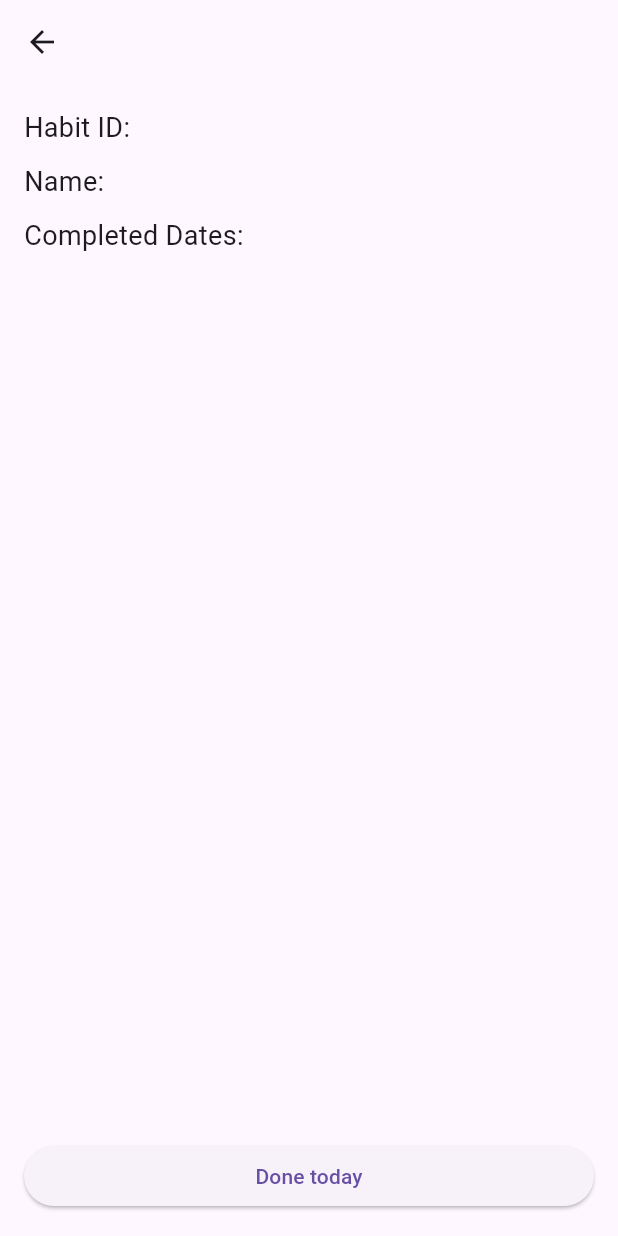
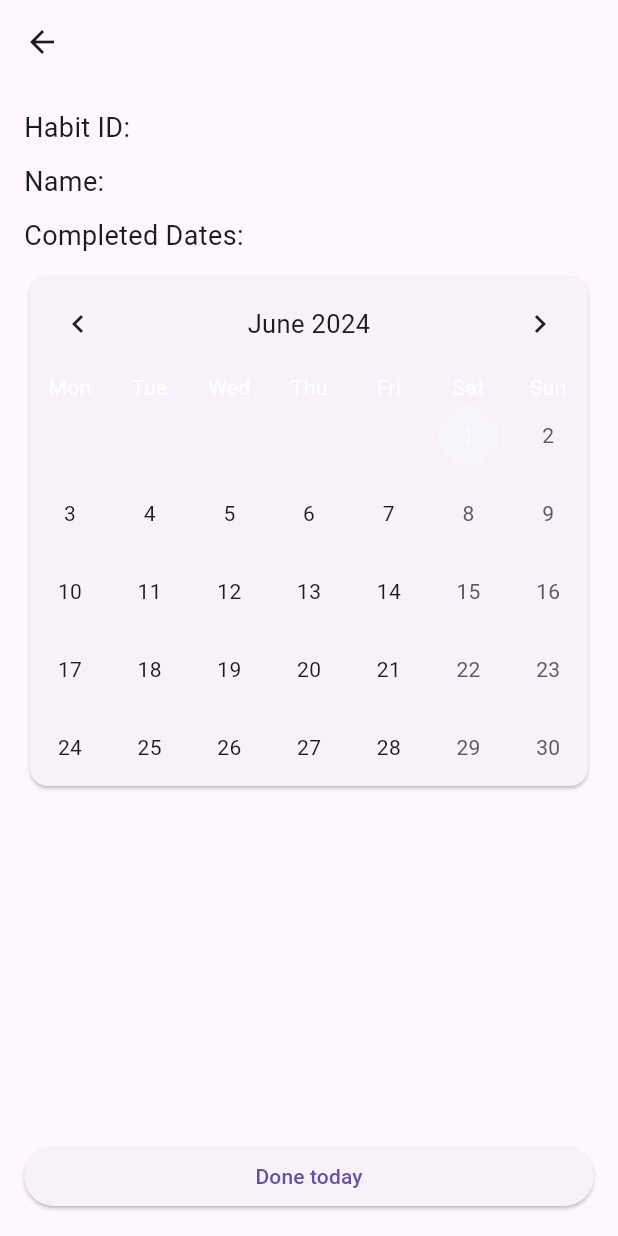
Before and after one commit to erik9876/HabitTracker-Flutter, a Flutter app: the HabitDetailScreen screen opened directly with empty values, on a phone screen of 412 x 824 dp. Run offline on Flutter 3.47's test engine with Material 3 defaults, Android fonts, the phone set to English and light mode, and no system bars; drawn by our look-alikes of table_calendar; our stand-ins replace shared_preferences; accounts and stored records are empty.

Commit message:
added calendar and sample dates

```diff
--- /dev/null
+++ b/lib/components/custom_calendar.dart
@@ -0,0 +1,106 @@
+import 'package:flutter/material.dart';
+import 'package:table_calendar/table_calendar.dart';
+import 'package:habit_tracker/data/models/habit.dart';
+
+class CustomCalendar extends StatefulWidget {
+  final Habit habit;
+
+  const CustomCalendar({super.key, required this.habit});
+
+  @override
+  State<CustomCalendar> createState() => _CustomCalendarState();
+}
+
+class _CustomCalendarState extends State<CustomCalendar> {
+  CalendarFormat _calendarFormat = CalendarFormat.month;
+  DateTime _focusedDay = DateTime.now();
+
+  @override
+  Widget build(BuildContext context) {
+    return TableCalendar(
+      firstDay: DateTime(2020, 1, 1),
+      lastDay: DateTime(2030, 12, 31),
+      focusedDay: _focusedDay,
+      calendarFormat: _calendarFormat,
+      startingDayOfWeek: StartingDayOfWeek.monday,
+      onFormatChanged: (format) {
+        setState(() {
+          _calendarFormat = format;
+        });
+      },
+      onPageChanged: (focusedDay) {
+        _focusedDay = focusedDay;
+      },
+      calendarStyle: const CalendarStyle(
+        outsideDaysVisible: false,
+      ),
+      headerStyle: const HeaderStyle(
+        formatButtonVisible: false,
+        titleCentered: true,
+      ),
+      daysOfWeekStyle: const DaysOfWeekStyle(
+        weekdayStyle: TextStyle(color: Colors.white),
+        weekendStyle: TextStyle(color: Colors.white),
+      ),
+      calendarBuilders: CalendarBuilders(
+        defaultBuilder: (context, date, focusedDay) {
+          bool isCompleted = widget.habit.completedDates.any(
+            (completedDate) => isSameDay(completedDate, date),
+          );
+
+          if (isCompleted) {
+            return Container(
+              margin: const EdgeInsets.all(6.0),
+              decoration: const BoxDecoration(
+                color: Colors.orange,
+                shape: BoxShape.circle,
+              ),
+              child: Center(
+                child: Text(
+                  '${date.day}',
+                  style: const TextStyle(color: Colors.white),
+                ),
+              ),
+            );
+          }
+          return null;
+        },
+        todayBuilder: (context, date, focusedDay) {
+          bool isCompleted = widget.habit.completedDates.any(
+            (completedDate) => isSameDay(completedDate, date),
+          );
+
+          if (isCompleted) {
+            return Container(
+              margin: const EdgeInsets.all(6.0),
+              decoration: const BoxDecoration(
+                color: Colors.orange,
+                shape: BoxShape.circle,
+              ),
+              child: Center(
+                child: Text(
+                  '${date.day}',
+                  style: const TextStyle(color: Colors.white),
+                ),
+              ),
+            );
+          } else {
+            return Container(
+              margin: const EdgeInsets.all(6.0),
+              decoration: BoxDecoration(
+                color: Colors.white.withOpacity(0.15),
+                shape: BoxShape.circle,
+              ),
+              child: Center(
+                child: Text(
+                  '${date.day}',
+                  style: const TextStyle(color: Colors.white),
+                ),
+              ),
+            );
+          }
+        },
+      ),
+    );
+  }
+}
--- a/lib/data/models/habit.dart
+++ b/lib/data/models/habit.dart
@@ -10,7 +10,17 @@ class Habit {
 
   Habit({required this.name, List<DateTime>? completedDates, String? id})
       : id = id ?? const Uuid().v4(),
-        completedDates = completedDates ?? [];
+        completedDates = completedDates ??
+            [
+              DateTime(2024, 5, 31),
+              DateTime(2024, 5, 30),
+              DateTime(2024, 5, 29),
+              DateTime(2024, 5, 28),
+              DateTime(2024, 5, 27),
+              DateTime(2024, 5, 26),
+              DateTime(2024, 5, 25),
+              DateTime(2024, 5, 24),
+            ];
 
   void completeHabit() {
     // Add the current date to the completedDates list
--- a/lib/screens/habit_detail_screen.dart
+++ b/lib/screens/habit_detail_screen.dart
@@ -1,5 +1,6 @@
 import 'package:flutter/material.dart';
 import 'package:habit_tracker/data/models/habit.dart';
+import 'package:habit_tracker/components/custom_calendar.dart'; // Importieren Sie die CustomCalendar
 
 class HabitDetailScreen extends StatefulWidget {
   final Habit habit;
@@ -38,17 +39,8 @@ class _HabitDetailScreenState extends State<HabitDetailScreen> {
                 const SizedBox(height: 10),
                 const Text('Completed Dates:', style: TextStyle(fontSize: 18)),
                 const SizedBox(height: 10),
-                Expanded(
-                  child: ListView.builder(
-                    itemCount: widget.habit.completedDates.length,
-                    itemBuilder: (context, index) {
-                      return ListTile(
-                        title: Text(widget.habit.completedDates[index]
-                            .toLocal()
-                            .toString()),
-                      );
-                    },
-                  ),
+                Card(
+                  child: CustomCalendar(habit: widget.habit),
                 ),
               ],
             ),
--- a/pubspec.yaml
+++ b/pubspec.yaml
@@ -37,6 +37,7 @@ dependencies:
   # The following adds the Cupertino Icons font to your application.
   # Use with the CupertinoIcons class for iOS style icons.
   cupertino_icons: ^1.0.6
+  table_calendar: ^3.1.1
 
 dev_dependencies:
   flutter_test:
@@ -47,7 +48,7 @@ dev_dependencies:
   # activated in the `analysis_options.yaml` file located at the root of your
   # package. See that file for information about deactivating specific lint
   # rules and activating additional ones.
-  flutter_lints: ^3.0.0
+  flutter_lints: ^4.0.0
 
 # For information on the generic Dart part of this file, see the
 # following page: https://dart.dev/tools/pub/pubspec
```
